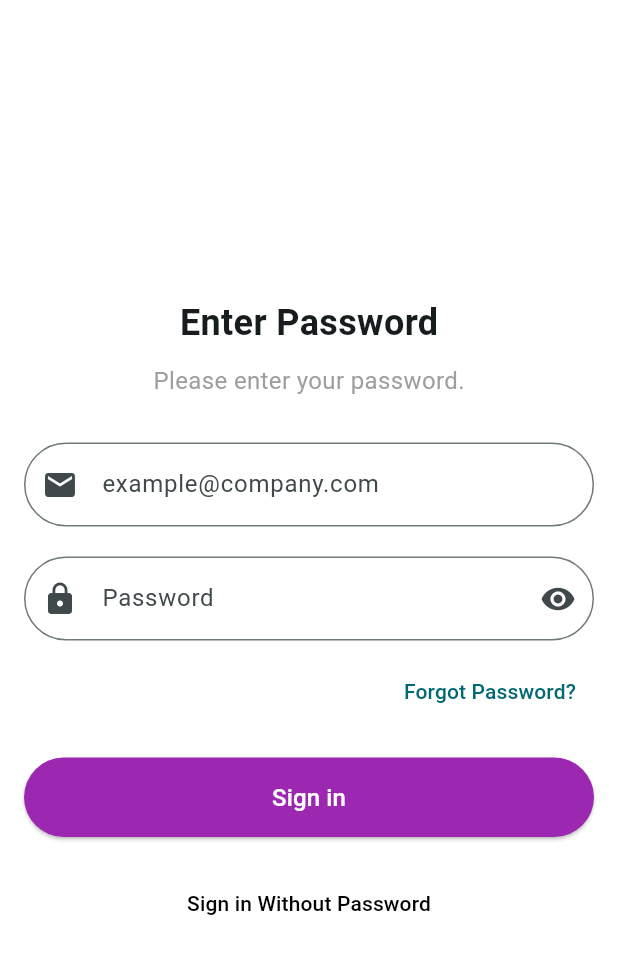
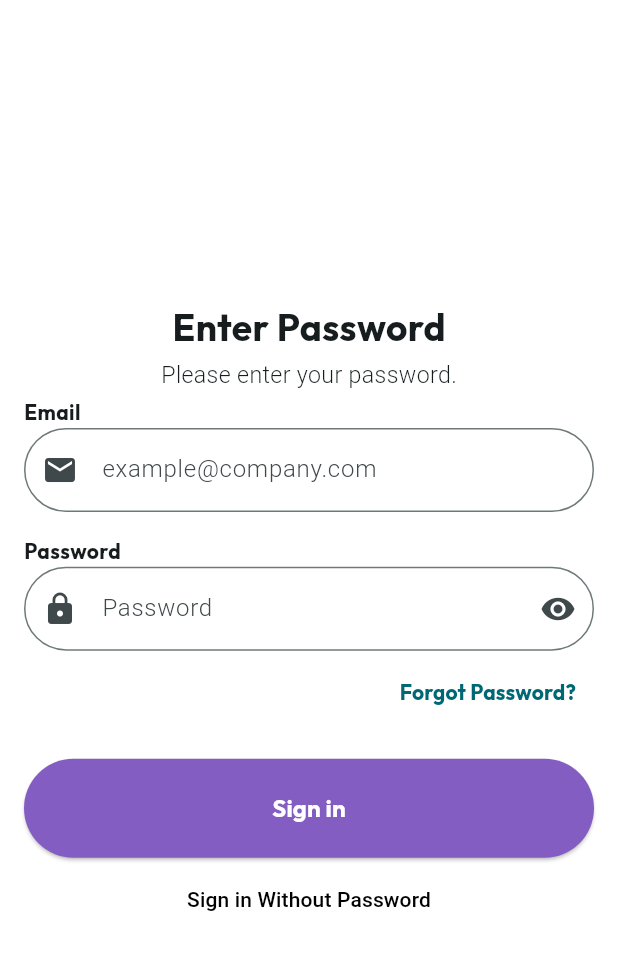
Before and after one commit to SaimSaudagar/Bachay.com, a Flutter app: the LoginScreen screen opened directly, after a tap on "Continue", on a phone screen of 412 x 824 dp. Shown: the top 954 px of the screen. Run offline on Flutter 3.47's test engine with Material 3 defaults, Android fonts, the light colour scheme and no system bars; our stand-ins replace flutter_svg, font_awesome_flutter; Roboto replaces fonts that are missing (Content).

Commit message:
UI updates

```diff
--- /dev/null
+++ b/lib/Screens/Authentication/Password_Screen.dart
@@ -0,0 +1,133 @@
+import 'package:app/Utils/app_constants.dart';
+import 'package:flutter/material.dart';
+import 'package:font_awesome_flutter/font_awesome_flutter.dart';
+import 'SignUp_Screen.dart';
+import 'Verify_OTP_Screen.dart';
+
+class PasswordScreen extends StatefulWidget {
+  @override
+  _PasswordScreenState createState() => _PasswordScreenState();
+}
+
+class _PasswordScreenState extends State<PasswordScreen> {
+  bool _obscureText = true;
+
+  void _togglePasswordVisibility() {
+    setState(() {
+      _obscureText = !_obscureText;
+    });
+  }
+
+  @override
+  Widget build(BuildContext context) {
+    return Scaffold(
+      backgroundColor: Colors.white,
+      body: Padding(
+        padding: const EdgeInsets.all(16.0),
+        child: Center(
+          child: Column(
+            mainAxisAlignment: MainAxisAlignment.center,
+            children: [
+               Text(
+                'Enter Password',
+                style: outfitBold.copyWith(fontSize: getBoldFontSize(context)*2),
+              ),
+               SizedBox(height: getSpacing(context)),
+               Text(
+                'Please enter your password.',
+                style: contentC5.copyWith(fontSize:getFontSize(context)*1.5)
+              ),
+               SizedBox(height: getSpacing(context)),
+              Align(
+  alignment: Alignment.centerLeft,
+  child: Text('Email', style: outfitBold)
+),
+              TextField(
+                decoration: InputDecoration(
+                  border: OutlineInputBorder(
+                    borderRadius: BorderRadius.circular(30),
+                  ),
+                  hintText: 'example@company.com', hintStyle: contentC5,
+                  prefixIcon: const Icon(Icons.email),
+                ),
+              ),
+               SizedBox(height: getSpacing(context)*4),
+                Align(
+  alignment: Alignment.centerLeft,
+  child: Text('Password', style: outfitBold)
+),
+              TextField(
+                obscureText: _obscureText,
+                decoration: InputDecoration(
+                  border: OutlineInputBorder(
+                    borderRadius: BorderRadius.circular(30),
+                  ),
+                  hintText: 'Password', hintStyle: contentC5,
+                  prefixIcon: const Icon(Icons.lock),
+                  suffixIcon: IconButton(
+                    icon: Icon(
+                      _obscureText ? Icons.visibility : Icons.visibility_off,
+                    ),
+                    onPressed: _togglePasswordVisibility,
+                  ),
+                ),
+              ),
+               SizedBox(height: getSpacing(context)),
+              Align(
+                alignment: Alignment.centerRight,
+                child: TextButton(
+                  onPressed: () {},
+                  child: const Text('Forgot Password?',style: outfitBold),
+                ),
+              ),
+              const SizedBox(height: 20),
+              SizedBox(
+                width: double.infinity,
+                child: ElevatedButton(
+                    onPressed: () {Navigator.push(
+                      context,
+                      MaterialPageRoute(
+                          builder: (context) => SetupAccountScreen()),
+                    );},
+
+                    style: ElevatedButton.styleFrom(
+                      backgroundColor: buttonColorPurple,
+                      shape: RoundedRectangleBorder(
+                        borderRadius: BorderRadius.circular(roundBorderRadius),
+                      ),
+                    ),
+                    child: Container(
+                      height: MediaQuery.of(context).size.height * 0.08,
+                      width: MediaQuery.of(context).size.width * buttonWidth,
+                      child: Padding(
+                        padding: buttonPadding,
+                        child: Center(
+                          child: Text(
+                            'Sign in',
+                            style: buttonTextStyle,
+                          ),
+                        ),
+                      ),
+                    ),
+                  ),
+              ),
+               SizedBox(height: getSpacing(context)),
+              TextButton(
+                onPressed: () {
+             Navigator.push(
+                                    context,
+                                    MaterialPageRoute(builder: (context) => OtpVerificationScreen()),
+                                  );
+                                },
+                child: const Text(
+                  'Sign in Without Password',
+                  style: TextStyle(color: Colors.black),
+                ),
+              ),
+            ],
+          ),
+        ),
+      ),
+    );
+  }
+}
--- a/lib/Screens/Authentication/SignIn_Screen.dart
+++ b/lib/Screens/Authentication/SignIn_Screen.dart
@@ -1,7 +1,9 @@
+import 'package:app/Utils/app_constants.dart';
 import 'package:flutter/material.dart';
 import 'package:flutter_svg/svg.dart';
 import 'package:font_awesome_flutter/font_awesome_flutter.dart';
-
+import '../../Widgets/Social_Button.dart';
+import 'Password_Screen.dart';
 import 'SignUp_Screen.dart';
 import 'Verify_OTP_Screen.dart';
 
@@ -26,25 +28,22 @@ class LoginScreen extends StatelessWidget {
                     ),
                   ),
                 ),
-                SizedBox(height: 20),
-                Text(
+                SizedBox(height: getSpacing(context)*2),
+                 Text(
                   "Welcome to Bachay",
-                  style: TextStyle(
-                    fontSize: 24,
-                    fontWeight: FontWeight.bold,
-                  ),
+                    style: outfitBold.copyWith(fontSize: getBoldFontSize(context)*2)
                 ),
-                SizedBox(height: 10),
-                Text(
+                SizedBox(height: getSpacing(context)*2),
+                const Text(
                   "Please enter your email address or connect to your social accounts to continue.",
                   textAlign: TextAlign.center,
-                  style: TextStyle(fontSize: 16, color: Colors.grey[600]),
+                  style: contentC5
                 ),
-                SizedBox(height: 20),
+                SizedBox(height: getSpacing(context)*2*2),
                 Column(
                   crossAxisAlignment: CrossAxisAlignment.start,
                   children: [
-                    Text("Email/Phone"),
+                    const Text("Email/Phone", style: outfitBold,),
                     TextField(
                       decoration: InputDecoration(
                         border: OutlineInputBorder(
@@ -52,15 +51,13 @@ class LoginScreen extends StatelessWidget {
                           borderSide: const BorderSide(color: Colors.black),
                         ),
                         hintText: "Enter your Email or Phone",
-                        hintStyle: TextStyle(
-                            fontSize: 16,
-                            color: const Color.fromARGB(255, 208, 205, 205)),
-                        prefixIcon: Icon(Icons.email),
+                        hintStyle:contentC5.copyWith(fontSize:getFontSize(context)*1.5,color:fontcolor),
+                        prefixIcon: const Icon(Icons.email),
                       ),
                     ),
                   ],
                 ),
-                SizedBox(height: 20),
+                SizedBox(height: getSpacing(context)*2),
                 SizedBox(
                   width: double.infinity, // Set the width to match the TextField
                   child: ElevatedButton(
@@ -72,74 +69,71 @@ class LoginScreen extends StatelessWidget {
                       );
                     },
                     style: ElevatedButton.styleFrom(
-                      backgroundColor: Colors.purple,
-                      padding: EdgeInsets.symmetric(vertical: 15),
+                      backgroundColor: buttonColorPurple,
+                      padding: const EdgeInsets.symmetric(vertical: 15),
                       shape: RoundedRectangleBorder(
                         borderRadius: BorderRadius.circular(30),
                       ),
                     ),
-                    child: Text(
+                    child:  Text(
                       "Continue",
-                      style: TextStyle(fontSize: 16, color: Colors.white),
+                      style: outfitBold.copyWith(color: Colors.white)
                     ),
                   ),
                 ),
-                SizedBox(height: 20),
+                SizedBox(height: getSpacing(context)*2),
                 Row(
                   children: <Widget>[
                     Expanded(
                       child: Container(
                         margin: const EdgeInsets.only(left: 10.0, right: 15.0),
                         child: const Divider(
-                          color: Colors.grey,
+                          color: Color.fromRGBO(212, 212, 216, 1),
                           height: 30,
                         ),
                       ),
                     ),
                     const Text(
                       "Or Joined With",
-                      style: TextStyle(fontSize: 14, color: Colors.grey),
+                      style: TextStyle(fontSize: 14, color: Color.fromRGBO(212, 212, 216, 1)),
                     ),
                     Expanded(
                       child: Container(
                         margin: const EdgeInsets.only(left: 15.0, right: 10.0),
                         child: const Divider(
-                          color: Colors.grey,
+                          color: Color.fromRGBO(212, 212, 216, 1),
                           height: 30,
                         ),
                       ),
                     ),
                   ],
                 ),
-                SizedBox(height: 20),
+                SizedBox(height: getSpacing(context)*2),
                 SocialButton(
                   text: "Continue as Apple",
                   icon: FontAwesomeIcons.apple,
                   color: Colors.white,
-                  textColor: Colors.black,
                   onPressed: () {},
                 ),
-                SizedBox(height: 10),
+                SizedBox(height: getSpacing(context)*2),
                 SocialButton(
                   text: "Continue as Google",
                   icon: FontAwesomeIcons.google,
                   color: Colors.white,
-                  textColor: Colors.black,
                   onPressed: () {},
                 ),
-                SizedBox(height: 10),
+                SizedBox(height: getSpacing(context)*2),
                 SocialButton(
                   text: "Continue as Facebook",
                   icon: FontAwesomeIcons.facebook,
                   color: Colors.white,
-                  textColor: Colors.black,
                   onPressed: () {},
                 ),
-                SizedBox(height: 20),
-                Text(
+                SizedBox(height: getSpacing(context)*2),
+                const Text(
                   "By clicking Continue, you agree to WHM Terms of Use and Privacy Policy.",
                   textAlign: TextAlign.center,
-                  style: TextStyle(fontSize: 12, color: Colors.grey[600]),
+                  style: contentC5,
                 ),
               ],
             ),
@@ -149,149 +143,3 @@ class LoginScreen extends StatelessWidget {
     );
   }
 }
-
-class SocialButton extends StatelessWidget {
-  final String text;
-  final IconData icon;
-  final Color color;
-  final Color textColor;
-  final VoidCallback onPressed;
-
-  const SocialButton({
-    required this.text,
-    required this.icon,
-    required this.color,
-    required this.textColor,
-    required this.onPressed,
-  });
-
-  @override
-  Widget build(BuildContext context) {
-    return ElevatedButton.icon(
-      onPressed: onPressed,
-      icon: Icon(icon, color: textColor),
-      label: Text(text, style: TextStyle(color: textColor)),
-      style: ElevatedButton.styleFrom(
-        backgroundColor: color,
-        minimumSize: Size(double.infinity, 50),
-        shape: RoundedRectangleBorder(
-          borderRadius: BorderRadius.circular(30),
-          side: BorderSide(color: Colors.black),
-        ),
-      ),
-    );
-  }
-}
-
-class PasswordScreen extends StatefulWidget {
-  @override
-  _PasswordScreenState createState() => _PasswordScreenState();
-}
-
-class _PasswordScreenState extends State<PasswordScreen> {
-  bool _obscureText = true;
-
-  void _togglePasswordVisibility() {
-    setState(() {
-      _obscureText = !_obscureText;
-    });
-  }
-
-  @override
-  Widget build(BuildContext context) {
-    return Scaffold(
-      backgroundColor: Colors.white,
-      body: Padding(
-        padding: const EdgeInsets.all(16.0),
-        child: Center(
-          child: Column(
-            mainAxisAlignment: MainAxisAlignment.center,
-            children: [
-              Text(
-                'Enter Password',
-                style: TextStyle(fontSize: 24, fontWeight: FontWeight.bold),
-              ),
-              SizedBox(height: 10),
-              Text(
-                'Please enter your password.',
-                style: TextStyle(fontSize: 16, color: Colors.grey),
-              ),
-              SizedBox(height: 30),
-              TextField(
-                decoration: InputDecoration(
-                  border: OutlineInputBorder(
-                    borderRadius: BorderRadius.circular(30),
-                  ),
-                  hintText: 'example@company.com',
-                  prefixIcon: Icon(Icons.email),
-                ),
-              ),
-              SizedBox(height: 20),
-              TextField(
-                obscureText: _obscureText,
-                decoration: InputDecoration(
-                  border: OutlineInputBorder(
-                    borderRadius: BorderRadius.circular(30),
-                  ),
-                  hintText: 'Password',
-                  prefixIcon: Icon(Icons.lock),
-                  suffixIcon: IconButton(
-                    icon: Icon(
-                      _obscureText ? Icons.visibility : Icons.visibility_off,
-                    ),
-                    onPressed: _togglePasswordVisibility,
-                  ),
-                ),
-              ),
-              SizedBox(height: 10),
-              Align(
-                alignment: Alignment.centerRight,
-                child: TextButton(
-                  onPressed: () {},
-                  child: Text('Forgot Password?'),
-                ),
-              ),
-              SizedBox(height: 20),
-              SizedBox(
-                width: double.infinity,
-                child: ElevatedButton(
-                  onPressed: () {
-                    Navigator.push(
-                      context,
-                      MaterialPageRoute(
-                          builder: (context) => SetupAccountScreen()),
-                    );
-                  },
-                  style: ElevatedButton.styleFrom(
-                    backgroundColor: Colors.purple,
-                    padding: EdgeInsets.symmetric(vertical: 15),
-                    shape: RoundedRectangleBorder(
-                      borderRadius: BorderRadius.circular(30),
-                    ),
-                  ),
-                  child: Text(
-                    'Sign in',
-                    style: TextStyle(fontSize: 16, color: Colors.white),
-                  ),
-                ),
-              ),
-              SizedBox(height: 20),
-              TextButton(
-                onPressed: () {
-  Navigator.push(
-    context,
-    MaterialPageRoute(builder: (context) => OtpVerificationScreen()),
-  );
-},
-                child: Text(
-                  'Sign in Without Password',
-                  style: TextStyle(color: Colors.black),
-                ),
-              ),
-            ],
-          ),
-        ),
-      ),
-    );
-  }
-}
--- a/lib/Screens/Authentication/SignUp_Screen.dart
+++ b/lib/Screens/Authentication/SignUp_Screen.dart
@@ -1,3 +1,4 @@
+import 'package:app/Utils/app_constants.dart';
 import 'package:flutter/material.dart';
 import 'package:flutter/services.dart';
 
@@ -141,19 +142,19 @@ class _SetupAccountScreenState extends State<SetupAccountScreen> {
                 SizedBox(height: 40),
                 Text(
                   'Setup Your Account',
-                  style: TextStyle(fontSize: 24, fontWeight: FontWeight.bold),
+                  style: outfitBold.copyWith(fontSize: getBoldFontSize(context)*2),
                   textAlign: TextAlign.center,
                 ),
                 SizedBox(height: 10),
                 Text(
                   'Please setup your account.',
-                  style: TextStyle(fontSize: 16, color: Colors.grey),
+                  style: contentC5.copyWith(fontSize: getFontSize(context)*1.5),
                   textAlign: TextAlign.center,
                 ),
                 SizedBox(height: 40),
                 Align(
                   alignment: Alignment.centerLeft,
-                  child: Text('Full Name'),
+                  child: Text('Full Name',style: outfitBold),
                 ),
                 SizedBox(height: 5),
                 TextField(
@@ -163,6 +164,7 @@ class _SetupAccountScreenState extends State<SetupAccountScreen> {
                     prefixIcon: Icon(Icons.person_outline),
                     suffixIcon: _fullNameError ? Icon(Icons.error, color: Colors.red) : null,
                     hintText: 'Enter your Full Name',
+                   hintStyle:contentC5.copyWith(fontSize:getFontSize(context)*1.5,color:fontcolor),
                     border: OutlineInputBorder(
                       borderRadius: BorderRadius.circular(10),
                       borderSide: BorderSide(color: _fullNameError ? Colors.red : Colors.grey),
@@ -176,7 +178,7 @@ class _SetupAccountScreenState extends State<SetupAccountScreen> {
                 SizedBox(height: 20),
                 Align(
                   alignment: Alignment.centerLeft,
-                  child: Text('Email'),
+                  child: Text('Email',style: outfitBold),
                 ),
                 SizedBox(height: 5),
                 TextField(
@@ -186,6 +188,8 @@ class _SetupAccountScreenState extends State<SetupAccountScreen> {
                     prefixIcon: Icon(Icons.email_outlined),
                     suffixIcon: _emailError ? Icon(Icons.error, color: Colors.red) : null,
                     hintText: 'example@company.com',
+                     hintStyle:contentC5.copyWith(fontSize:getFontSize(context)*1.5,color:fontcolor),
+
                     border: OutlineInputBorder(
                       borderRadius: BorderRadius.circular(10),
                       borderSide: BorderSide(color: _emailError ? Colors.red : Colors.grey),
@@ -199,7 +203,7 @@ class _SetupAccountScreenState extends State<SetupAccountScreen> {
                 SizedBox(height: 20),
                 Align(
                   alignment: Alignment.centerLeft,
-                  child: Text('Phone'),
+                  child: Text('Phone',style: outfitBold),
                 ),
                 SizedBox(height: 5),
                 TextField(
@@ -209,6 +213,8 @@ class _SetupAccountScreenState extends State<SetupAccountScreen> {
                   decoration: InputDecoration(
                     prefixIcon: Icon(Icons.phone_outlined),
                     hintText: '+92 312-3456789',
+                         hintStyle:contentC5.copyWith(fontSize:getFontSize(context)*1.5,color:fontcolor),
+
                     border: OutlineInputBorder(
                       borderRadius: BorderRadius.circular(10),
                       borderSide: BorderSide(color: Colors.grey),
@@ -222,7 +228,7 @@ class _SetupAccountScreenState extends State<SetupAccountScreen> {
                 SizedBox(height: 20),
                 Align(
                   alignment: Alignment.centerLeft,
-                  child: Text('Password'),
+                  child: Text('Password',style: outfitBold),
                 ),
                 SizedBox(height: 5),
                 TextField(
@@ -245,6 +251,8 @@ class _SetupAccountScreenState extends State<SetupAccountScreen> {
                       },
                     ),
                     hintText: 'Enter New Password',
+                        hintStyle:contentC5.copyWith(fontSize:getFontSize(context)*1.5,color:fontcolor),
+
                     border: OutlineInputBorder(
                       borderRadius: BorderRadius.circular(10),
                       borderSide: BorderSide(color: Colors.grey),
@@ -280,7 +288,7 @@ class _SetupAccountScreenState extends State<SetupAccountScreen> {
                 SizedBox(height: 20),
                 Align(
                   alignment: Alignment.centerLeft,
-                  child: Text('Re-enter Password'),
+                  child: Text('Re-enter Password',style: outfitBold),
                 ),
                 SizedBox(height: 5),
                 TextField(
@@ -304,6 +312,8 @@ class _SetupAccountScreenState extends State<SetupAccountScreen> {
                             },
                           ),
                     hintText: 'Re-enter Password',
+                        hintStyle:contentC5.copyWith(fontSize:getFontSize(context)*1.5,color:fontcolor),
+
                     border: OutlineInputBorder(
                       borderRadius: BorderRadius.circular(10),
                       borderSide: BorderSide(color: _passwordMatchError ? Colors.red : Colors.grey),
@@ -317,19 +327,27 @@ class _SetupAccountScreenState extends State<SetupAccountScreen> {
                 SizedBox(height: 40),
                 SizedBox(
                   width: double.infinity,
-                  child: ElevatedButton(
-                    onPressed: () {
-                      // Handle sign in
-                    },
+                 child:  ElevatedButton(
+                    onPressed: () {},
+
                     style: ElevatedButton.styleFrom(
-                      padding: EdgeInsets.symmetric(vertical: 15), backgroundColor: Colors.purple,
+                      backgroundColor: buttonColorPurple,
                       shape: RoundedRectangleBorder(
-                        borderRadius: BorderRadius.circular(10),
+                        borderRadius: BorderRadius.circular(roundBorderRadius),
                       ),
                     ),
-                    child: Text(
-                      'Sign in',
-                      style: TextStyle(fontSize: 18, color: Colors.white),
+                    child: Container(
+                      height: MediaQuery.of(context).size.height * 0.08,
+                      width: MediaQuery.of(context).size.width * buttonWidth,
+                      child: Padding(
+                        padding: buttonPadding,
+                        child: Center(
+                          child: Text(
+                            'Sign in',
+                            style: buttonTextStyle,
+                          ),
+                        ),
+                      ),
                     ),
                   ),
                 ),
--- a/lib/Utils/app_constants.dart
+++ b/lib/Utils/app_constants.dart
@@ -11,9 +11,9 @@ const LinearGradient appGradient = LinearGradient(
   begin: Alignment.topLeft,
   end: Alignment.bottomRight,
 );
-
 const Color buttonColorPurple = Color.fromRGBO(132, 93, 194, 1);
 const Color buttonColorPink = Color.fromRGBO(209, 94, 170, 1);
+const Color fontcolor= Color.fromRGBO(212, 212, 216, 1);
 
 //Fonts
 const TextStyle interRegular = TextStyle(
@@ -21,6 +21,11 @@ const TextStyle interRegular = TextStyle(
   fontWeight: FontWeight.w400,
 );
 
+const TextStyle contentC5 = TextStyle(
+  fontFamily: 'Content',
+  fontWeight: FontWeight.w300,
+
+);
 const TextStyle interBold = TextStyle(
   fontFamily: 'Inter',
   fontWeight: FontWeight.w700,
--- /dev/null
+++ b/lib/Widgets/Social_Button.dart
@@ -0,0 +1,33 @@
+import 'package:app/Utils/app_constants.dart';
+import 'package:flutter/material.dart';
+
+class SocialButton extends StatelessWidget {
+  final String text;
+  final IconData icon;
+  final Color color;
+  final VoidCallback onPressed;
+
+  const SocialButton({
+    required this.text,
+    required this.icon,
+    required this.color,
+    required this.onPressed,
+  });
+
+  @override
+  Widget build(BuildContext context) {
+    return ElevatedButton.icon(
+      onPressed: onPressed,
+      icon: Icon(icon, color: Colors.black),
+      label: Text(text, style:outfitBold.copyWith(color: Colors.black)),
+      style: ElevatedButton.styleFrom(
+        backgroundColor: color,
+        minimumSize: Size(double.infinity, 50),
+        shape: RoundedRectangleBorder(
+          borderRadius: BorderRadius.circular(30),
+          side: BorderSide(color: Colors.black),
+        ),
+      ),
+    );
+  }
+}
```
